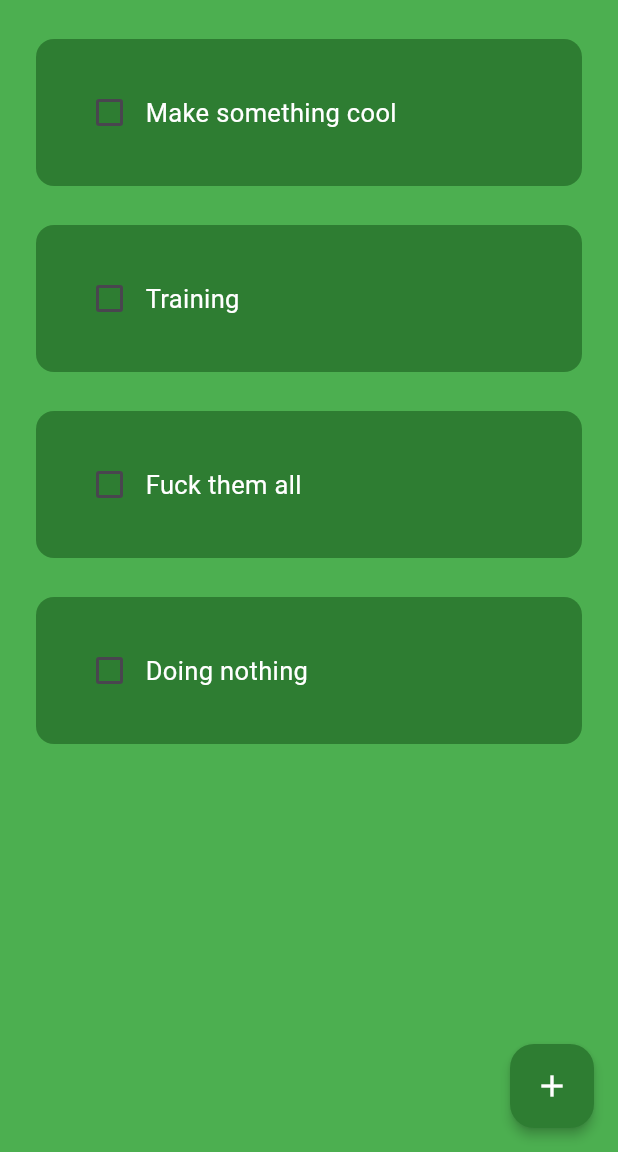
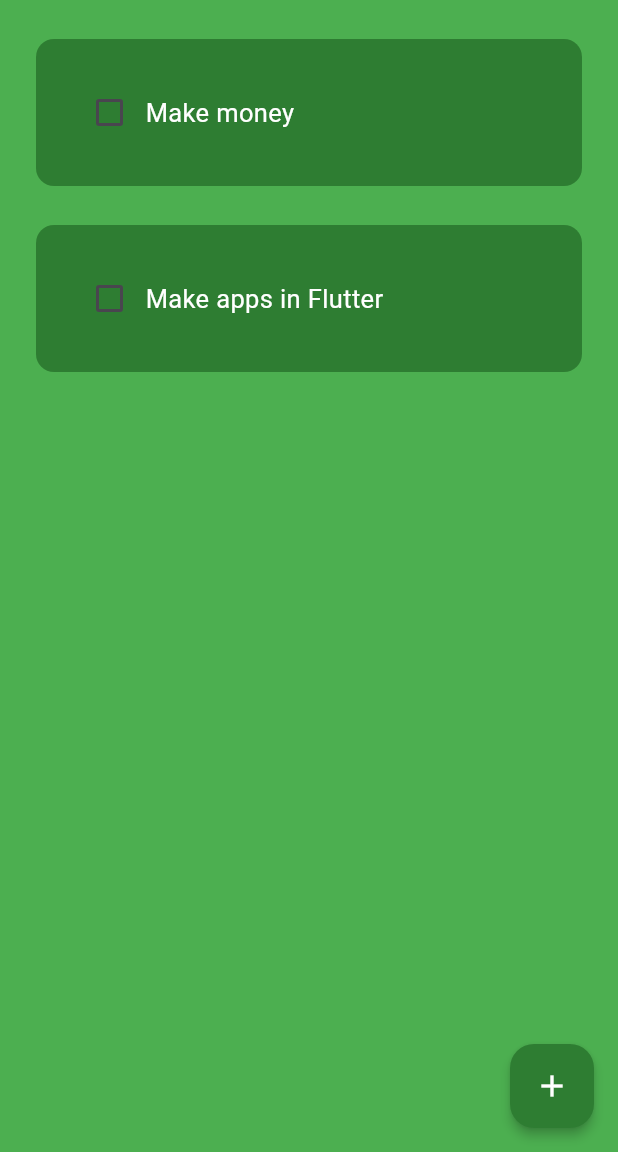
Before and after one commit to faridun-dev/ToDo-App, a Flutter app: the screen it shows after launch, on a phone screen of 412 x 824 dp, the part 84-1236 px from its top. Run offline on Flutter 3.47's test engine with Material 3 defaults, Android fonts, the phone set to English and light mode, and no system bars; drawn by our look-alikes of flutter_slidable; our stand-ins replace hive_flutter; accounts and stored records are empty.

Commit message:
New Feature: Added local storage

```diff
--- /dev/null
+++ b/lib/data/database.dart
@@ -0,0 +1,22 @@
+import 'package:hive_flutter/hive_flutter.dart';
+
+class Database {
+  List toDoList = [];
+
+  final _dataBox = Hive.box("dataBox");
+
+  void createInitialData() {
+    toDoList = [
+      ["Make money", false],
+      ["Make apps in Flutter", false],
+    ];
+  }
+
+  void loadData() {
+    toDoList = _dataBox.get("TODOLIST");
+  }
+
+  void updateDataBase() {
+    _dataBox.put("TODOLIST", toDoList);
+  }
+}
--- a/lib/pages/home_page.dart
+++ b/lib/pages/home_page.dart
@@ -1,4 +1,6 @@
 import 'package:flutter/material.dart';
+import 'package:hive_flutter/hive_flutter.dart';
+import 'package:todo_app_project/data/database.dart';
 import 'package:todo_app_project/utils/dialog_box.dart';
 import 'package:todo_app_project/utils/task_util.dart';
 
@@ -10,24 +12,32 @@ class HomePage extends StatefulWidget {
 }
 
 class _HomePageState extends State<HomePage> {
+  Database db = Database();
+  final _dataBox = Hive.box("dataBox");
+
+  @override
+  void initState() {
+    if (_dataBox.get("TODOLIST") == null) {
+      db.createInitialData();
+    } else {
+      db.loadData();
+    }
+    super.initState();
+  }
+
   final _controller = TextEditingController();
 
   // ? List of todos
-  List toDoList = [
-    ["Make something cool", false],
-    ["Training", false],
-    ["Fuck them all", false],
-    ["Doing nothing", false],
-  ];
 
   void saveNewTask() {
     setState(() {
-      toDoList.add(
+      db.toDoList.add(
         [_controller.text, false],
       );
       _controller.clear();
     });
     Navigator.of(context).pop();
+    db.updateDataBase();
   }
 
   void createNewTask() {
@@ -44,14 +54,16 @@ class _HomePageState extends State<HomePage> {
 
   void deleteTask(int index) {
     setState(() {
-      toDoList.removeAt(index);
+      db.toDoList.removeAt(index);
     });
+    db.updateDataBase();
   }
 
   void checkboxChanged(bool? value, int index) {
     setState(() {
-      toDoList[index][1] = !toDoList[index][1];
+      db.toDoList[index][1] = !db.toDoList[index][1];
     });
+    db.updateDataBase();
   }
 
   @override
@@ -70,11 +82,11 @@ class _HomePageState extends State<HomePage> {
         ),
       ),
       body: ListView.builder(
-        itemCount: toDoList.length,
+        itemCount: db.toDoList.length,
         itemBuilder: (context, index) {
           return TaskUtil(
-            taskName: toDoList[index][0],
-            taskCompleted: toDoList[index][1],
+            taskName: db.toDoList[index][0],
+            taskCompleted: db.toDoList[index][1],
             deleteTask: (context) => deleteTask(index),
             onChanged: (value) => checkboxChanged(value, index),
           );
--- a/pubspec.yaml
+++ b/pubspec.yaml
@@ -10,7 +10,8 @@ dependencies:
   flutter:
     sdk: flutter
   flutter_slidable: ^3.1.0
-  hive: ^2.2.3
+  hive_flutter: ^1.1.0
+
 
 dev_dependencies:
   flutter_test:
```
Also changed, not shown: lib/main.dart (+6 -1 lines), pubspec.lock.
